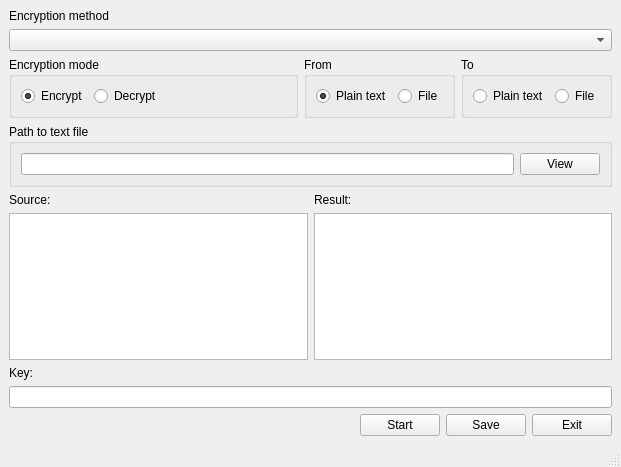
Old version of the form design/mainwindow.ui in the repository BupTy03/Encryptor2000.
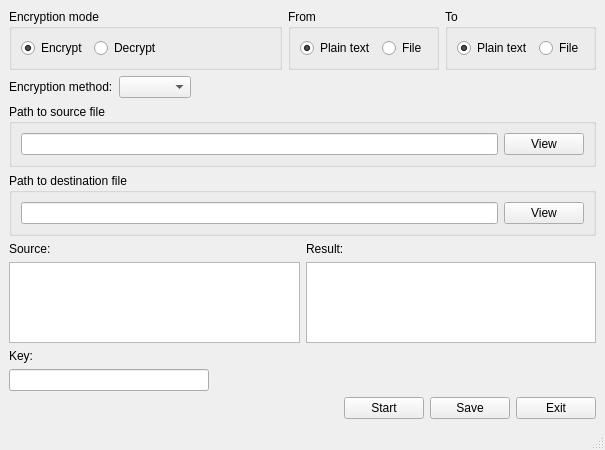
New version of the form.

What changed in the file:
```diff
--- a/design/mainwindow.ui
+++ b/design/mainwindow.ui
@@ -6,25 +6,21 @@
    <rect>
     <x>0</x>
     <y>0</y>
-    <width>621</width>
-    <height>467</height>
+    <width>605</width>
+    <height>450</height>
    </rect>
   </property>
+  <property name="sizePolicy">
+   <sizepolicy hsizetype="Preferred" vsizetype="Maximum">
+    <horstretch>0</horstretch>
+    <verstretch>0</verstretch>
+   </sizepolicy>
+  </property>
   <property name="windowTitle">
    <string>MainWindow</string>
   </property>
   <widget class="QWidget" name="centralwidget">
    <layout class="QVBoxLayout" name="verticalLayout">
-    <item>
-     <widget class="QLabel" name="encryptionMethodLabel">
-      <property name="text">
-       <string>Encryption method</string>
-      </property>
-     </widget>
-    </item>
-    <item>
-     <widget class="QComboBox" name="encryptionMethodComboBox"/>
-    </item>
     <item>
      <layout class="QHBoxLayout" name="fromAndEncryptionModeHorizontalLayout">
       <item>
@@ -113,6 +109,9 @@
              <property name="text">
               <string>Plain text</string>
              </property>
+             <property name="checked">
+              <bool>true</bool>
+             </property>
             </widget>
            </item>
            <item>
@@ -130,7 +129,34 @@
      </layout>
     </item>
     <item>
-     <widget class="QGroupBox" name="pathToFileGroupBox">
+     <layout class="QHBoxLayout" name="horizontalLayout_4">
+      <item>
+       <widget class="QLabel" name="encryptionMethodLabel">
+        <property name="text">
+         <string>Encryption method:</string>
+        </property>
+       </widget>
+      </item>
+      <item>
+       <widget class="QComboBox" name="encryptionMethodComboBox"/>
+      </item>
+      <item>
+       <spacer name="horizontalSpacer">
+        <property name="orientation">
+         <enum>Qt::Horizontal</enum>
+        </property>
+        <property name="sizeHint" stdset="0">
+         <size>
+          <width>40</width>
+          <height>20</height>
+         </size>
+        </property>
+       </spacer>
+      </item>
+     </layout>
+    </item>
+    <item>
+     <widget class="QGroupBox" name="pathToSourceGroupBox">
       <property name="minimumSize">
        <size>
         <width>0</width>
@@ -138,7 +164,7 @@
        </size>
       </property>
       <property name="title">
-       <string>Path to text file</string>
+       <string>Path to source file</string>
       </property>
       <layout class="QVBoxLayout" name="verticalLayout_2">
        <item>
@@ -174,6 +200,29 @@
       </layout>
      </widget>
     </item>
+    <item>
+     <widget class="QGroupBox" name="pathToDestFileGroupBox">
+      <property name="title">
+       <string>Path to destination file</string>
+      </property>
+      <layout class="QGridLayout" name="gridLayout_2">
+       <item row="0" column="0">
+        <layout class="QHBoxLayout" name="horizontalLayout_3">
+         <item>
+          <widget class="QLineEdit" name="pathToDestLineEdit"/>
+         </item>
+         <item>
+          <widget class="QPushButton" name="viewDestPushButton">
+           <property name="text">
+            <string>View</string>
+           </property>
+          </widget>
+         </item>
+        </layout>
+       </item>
+      </layout>
+     </widget>
+    </item>
     <item>
      <layout class="QHBoxLayout" name="horizontalLayout_2">
       <item>
@@ -216,7 +265,14 @@
        </widget>
       </item>
       <item>
-       <widget class="QLineEdit" name="keyLineEdit"/>
+       <widget class="QLineEdit" name="keyLineEdit">
+        <property name="maximumSize">
+         <size>
+          <width>200</width>
+          <height>16777215</height>
+         </size>
+        </property>
+       </widget>
       </item>
      </layout>
     </item>
```
Left out of the diff: 6 changed lines with no effect on the pictures.
